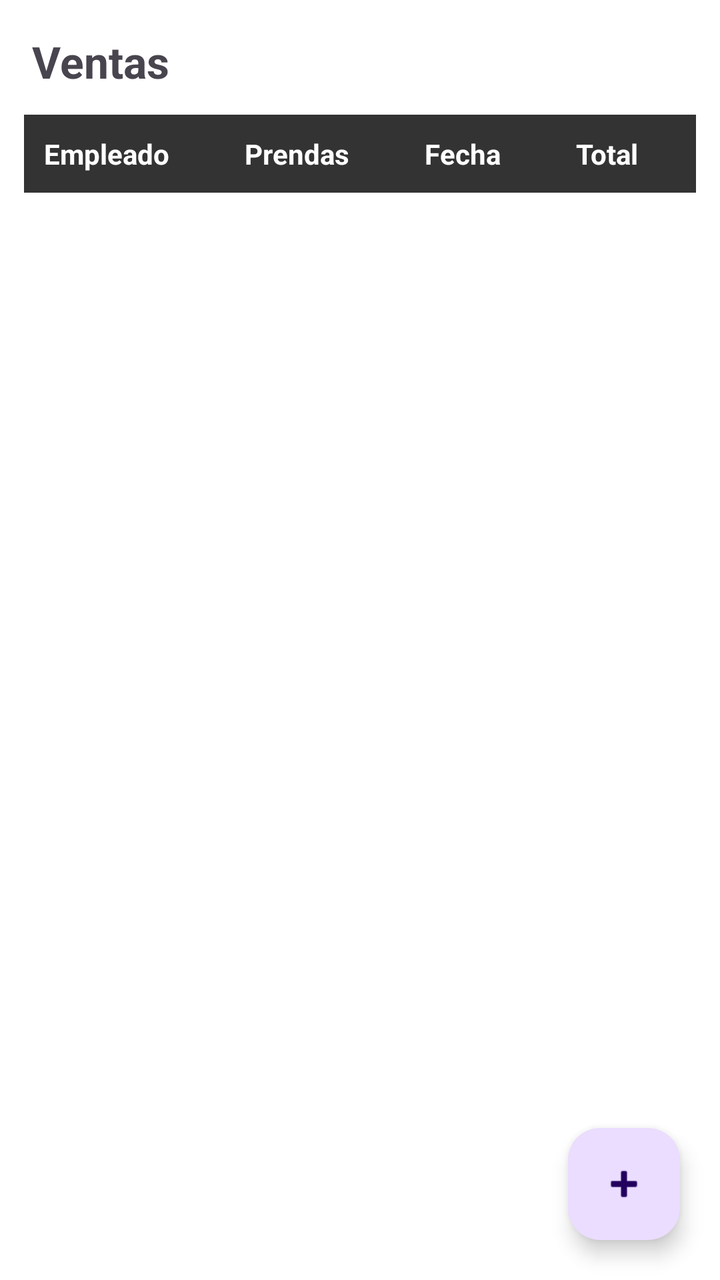
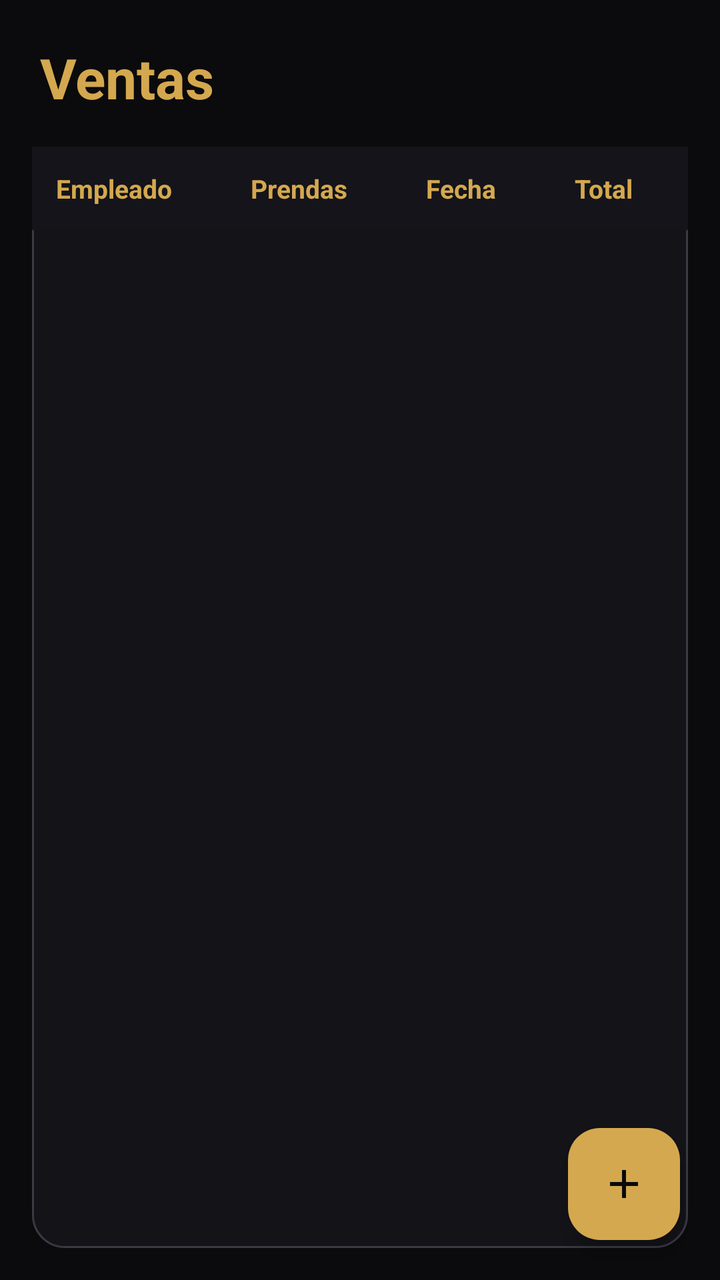

Before-and-after screenshots of an Android layout around one commit, followed by the original layout XML and the change that was made.
<!-- AndroidManifest.xml: application theme Theme.PryGrados -->
<!-- res/layout/ventas.xml -->
<?xml version="1.0" encoding="utf-8"?>
<androidx.constraintlayout.widget.ConstraintLayout
    xmlns:android="http://schemas.android.com/apk/res/android"
    xmlns:app="http://schemas.android.com/apk/res-auto"
    android:layout_width="match_parent"
    android:layout_height="match_parent"
    android:background="#FFFFFF">

    
    <TextView
        android:id="@+id/tvTitulo"
        android:layout_width="wrap_content"
        android:layout_height="wrap_content"
        android:text="Ventas"
        android:textSize="22sp"
        android:textStyle="bold"
        android:layout_marginTop="16dp"
        app:layout_constraintTop_toTopOf="parent"
        app:layout_constraintStart_toStartOf="parent"
        android:layout_marginStart="16dp"/>

    
    <ScrollView
        android:layout_width="0dp"
        android:layout_height="0dp"
        android:layout_margin="12dp"
        app:layout_constraintTop_toBottomOf="@id/tvTitulo"
        app:layout_constraintBottom_toBottomOf="parent"
        app:layout_constraintStart_toStartOf="parent"
        app:layout_constraintEnd_toEndOf="parent">

        <TableLayout
            android:id="@+id/tableVentas"
            android:layout_width="match_parent"
            android:layout_height="wrap_content"
            android:stretchColumns="*"
            android:background="#EEEEEE">

            
            <TableRow
                android:background="#333333"
                android:padding="10dp">

                <TextView
                    android:text="Empleado"
                    android:textColor="#FFFFFF"
                    android:textStyle="bold"/>

                <TextView
                    android:text="Prendas"
                    android:textColor="#FFFFFF"
                    android:textStyle="bold"/>

                <TextView
                    android:text="Fecha"
                    android:textColor="#FFFFFF"
                    android:textStyle="bold"/>

                <TextView
                    android:text="Total"
                    android:textColor="#FFFFFF"
                    android:textStyle="bold"/>
            </TableRow>

        </TableLayout>

    </ScrollView>

    
    <com.google.android.material.floatingactionbutton.FloatingActionButton
        android:id="@+id/btnAgregar"
        android:layout_width="wrap_content"
        android:layout_height="wrap_content"
        android:contentDescription="Agregar"
        android:src="@android:drawable/ic_input_add"
        app:layout_constraintBottom_toBottomOf="parent"
        app:layout_constraintEnd_toEndOf="parent"
        android:layout_margin="20dp"/>

</androidx.constraintlayout.widget.ConstraintLayout>
<!-- resources referenced by this layout -->
<resources>
  <style name="Theme.PryGrados" parent="Base.Theme.PryGrados" />
  <style name="Base.Theme.PryGrados" parent="Theme.Material3.DayNight.NoActionBar">
          
          
      </style>
</resources>

<!-- the commit's change to res/layout/ventas.xml (unified diff, before → after) -->
@@ -1,69 +1,77 @@
 <?xml version="1.0" encoding="utf-8"?>
-<androidx.constraintlayout.widget.ConstraintLayout
-    xmlns:android="http://schemas.android.com/apk/res/android"
+<androidx.constraintlayout.widget.ConstraintLayout xmlns:android="http://schemas.android.com/apk/res/android"
     xmlns:app="http://schemas.android.com/apk/res-auto"
     android:layout_width="match_parent"
     android:layout_height="match_parent"
-    android:background="#FFFFFF">
+    android:background="@color/kemba_black">
 
     
     <TextView
         android:id="@+id/tvTitulo"
         android:layout_width="wrap_content"
         android:layout_height="wrap_content"
+        android:layout_marginStart="20dp"
+        android:layout_marginTop="20dp"
         android:text="Ventas"
-        android:textSize="22sp"
+        android:textColor="@color/kemba_gold"
+        android:textSize="28sp"
         android:textStyle="bold"
-        android:layout_marginTop="16dp"
-        app:layout_constraintTop_toTopOf="parent"
         app:layout_constraintStart_toStartOf="parent"
-        android:layout_marginStart="16dp"/>
+        app:layout_constraintTop_toTopOf="parent" />
 
     
     <ScrollView
         android:layout_width="0dp"
         android:layout_height="0dp"
-        android:layout_margin="12dp"
-        app:layout_constraintTop_toBottomOf="@id/tvTitulo"
+        android:layout_margin="16dp"
+        android:background="@drawable/bg_card"
+        android:clipToPadding="false"
+        android:paddingBottom="88dp"
+        android:scrollbars="none"
         app:layout_constraintBottom_toBottomOf="parent"
+        app:layout_constraintEnd_toEndOf="parent"
         app:layout_constraintStart_toStartOf="parent"
-        app:layout_constraintEnd_toEndOf="parent">
+        app:layout_constraintTop_toBottomOf="@id/tvTitulo">
 
         <TableLayout
             android:id="@+id/tableVentas"
             android:layout_width="match_parent"
             android:layout_height="wrap_content"
-            android:stretchColumns="*"
-            android:background="#EEEEEE">
+            android:stretchColumns="*">
 
             
-            <TableRow
-                android:background="#333333"
-                android:padding="10dp">
+            <TableRow android:background="@color/kemba_surface">
 
                 <TextView
+                    android:padding="12dp"
                     android:text="Empleado"
-                    android:textColor="#FFFFFF"
-                    android:textStyle="bold"/>
+                    android:textColor="@color/kemba_gold"
+                    android:textSize="13sp"
+                    android:textStyle="bold" />
 
                 <TextView
+                    android:padding="12dp"
                     android:text="Prendas"
-                    android:textColor="#FFFFFF"
-                    android:textStyle="bold"/>
+                    android:textColor="@color/kemba_gold"
+                    android:textSize="13sp"
+                    android:textStyle="bold" />
 
                 <TextView
+                    android:padding="12dp"
                     android:text="Fecha"
-                    android:textColor="#FFFFFF"
-                    android:textStyle="bold"/>
+                    android:textColor="@color/kemba_gold"
+                    android:textSize="13sp"
+                    android:textStyle="bold" />
 
                 <TextView
+                    android:padding="12dp"
                     android:text="Total"
-                    android:textColor="#FFFFFF"
-                    android:textStyle="bold"/>
+                    android:textColor="@color/kemba_gold"
+                    android:textSize="13sp"
+                    android:textStyle="bold" />
+
             </TableRow>
-
         </TableLayout>
-
     </ScrollView>
 
     
@@ -71,10 +79,11 @@
         android:id="@+id/btnAgregar"
         android:layout_width="wrap_content"
         android:layout_height="wrap_content"
+        android:layout_margin="20dp"
         android:contentDescription="Agregar"
-        android:src="@android:drawable/ic_input_add"
+        android:src="@drawable/ic_add"
+        app:backgroundTint="@color/kemba_gold"
         app:layout_constraintBottom_toBottomOf="parent"
         app:layout_constraintEnd_toEndOf="parent"
-        android:layout_margin="20dp"/>
-
+        app:tint="@color/kemba_black" />
 </androidx.constraintlayout.widget.ConstraintLayout>
<!-- resource entries referenced after the edit -->
@@ -1,6 +1,28 @@
 <!-- resources referenced by this layout -->
 <resources>
+  <color name="kemba_black">#0B0B0D</color>
+  <color name="kemba_gold">#D4A84F</color>
+  <color name="kemba_surface">#14141A</color>
+  <!-- drawable bg_card (drawable) -->
+  <?xml version="1.0" encoding="utf-8"?>
+  <shape xmlns:android="http://schemas.android.com/apk/res/android" android:shape="rectangle">
+      <solid android:color="#E614141A" />
+      <stroke android:width="1dp" android:color="@color/kemba_stroke" />
+      <corners android:radius="16dp" />
+  </shape>
+  <!-- drawable ic_add (drawable) -->
+  <?xml version="1.0" encoding="utf-8"?>
+  <vector xmlns:android="http://schemas.android.com/apk/res/android"
+      android:width="24dp"
+      android:height="24dp"
+      android:viewportWidth="24"
+      android:viewportHeight="24">
+      <path
+          android:fillColor="#FFFFFF"
+          android:pathData="M19,13h-6v6h-2v-6H5v-2h6V5h2v6h6v2z" />
+  </vector>
   <style name="Theme.PryGrados" parent="Base.Theme.PryGrados" />
+  <color name="kemba_stroke">#3A3A44</color>
   <style name="Base.Theme.PryGrados" parent="Theme.Material3.DayNight.NoActionBar">
           
           
